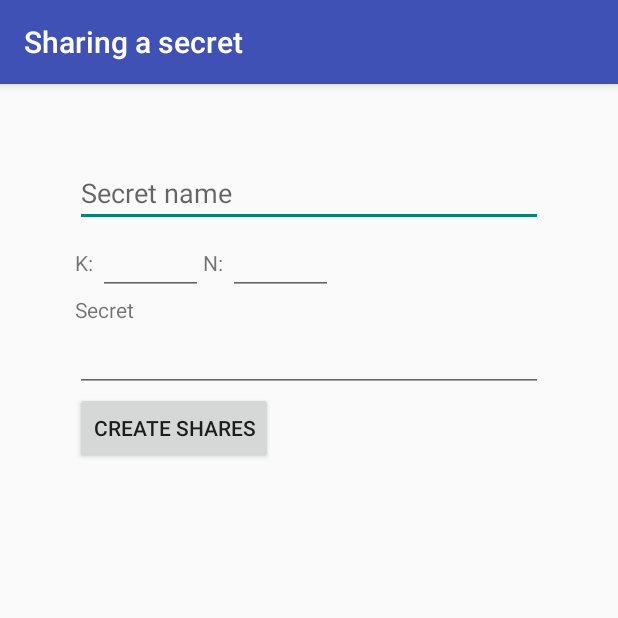
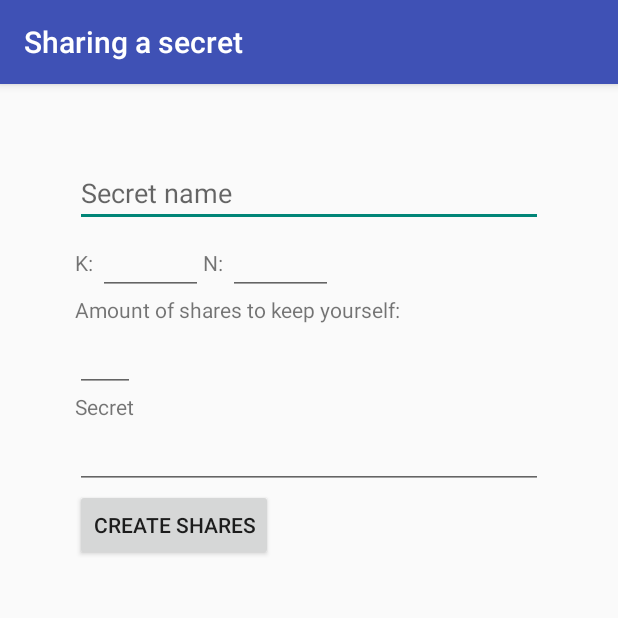
Before and after one commit to b-czaszynski/thresholdBC, an Android app: the CreateSharesActivity screen opened directly, with no data from a screen before it, on a phone screen of 412 x 824 dp, the top half of it. Run offline under Robolectric (Android 15) with nearby library versions, the light colour scheme and no system bars; 2 statements that could not run were skipped.

Commit message:
Add amount to keep input field

```diff
--- a/android/app/src/main/res/layout/content_create_shares.xml
+++ b/android/app/src/main/res/layout/content_create_shares.xml
@@ -22,7 +22,7 @@
     <LinearLayout
         android:layout_width="match_parent"
         android:orientation="horizontal"
-        android:id="@+id/numberinputLayout"
+        android:id="@+id/numberInputLayout"
         android:layout_below="@+id/txtBoxSecretName"
         android:layout_height="wrap_content"
         android:weightSum="4">
@@ -56,11 +56,25 @@
             android:layout_centerHorizontal="true"/>
     </LinearLayout>
     <TextView
+        android:id="@+id/textViewAmountToKeepLabel"
+        android:layout_width="wrap_content"
+        android:layout_height="wrap_content"
+        android:text="@string/amount_of_shares_to_keep_yourself"
+        android:layout_below="@+id/numberInputLayout"
+        />
+    <EditText
+        android:id="@+id/numberInputAmountToKeep"
+        android:inputType="number"
+        android:layout_width="40dp"
+        android:layout_height="wrap_content"
+        android:layout_weight="1"
+        android:layout_below="@id/textViewAmountToKeepLabel"/>
+    <TextView
         android:id="@+id/txtViewSecretLabel"
         android:layout_width="wrap_content"
         android:layout_height="wrap_content"
         android:text="@string/secret_input_label"
-        android:layout_below="@+id/numberinputLayout"
+        android:layout_below="@+id/numberInputAmountToKeep"
         />
     <EditText
         android:id="@+id/txtBoxSecret"
--- a/android/app/src/main/res/values/strings.xml
+++ b/android/app/src/main/res/values/strings.xml
@@ -21,4 +21,5 @@
     <string name="recover_secret">Recover</string>
     <string name="name">Name</string>
     <string name="title_activity_set_username">Username</string>
+    <string name="amount_of_shares_to_keep_yourself">Amount of shares to keep yourself:</string>
 </resources>
```
Also changed, not shown: android/app/src/main/java/org/blockchainbeasts/passbuddies/CreateSharesActivity.java (+57 -36 lines).
